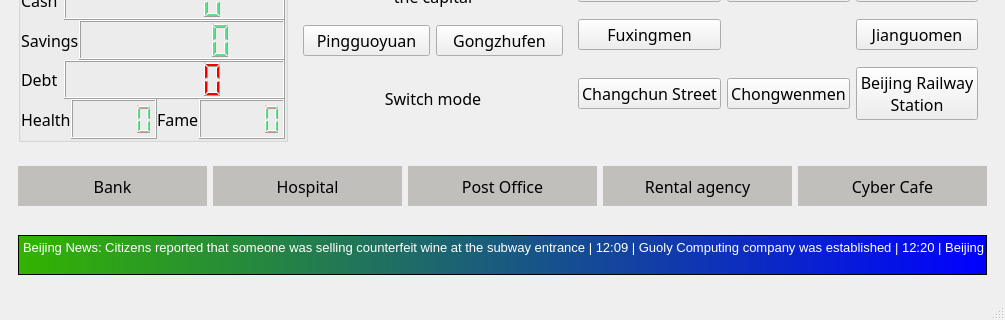
Above: form/main.ui from soda92/beijing_fushengji_rewrite before the change; both pictures show x 0 to 1005 and y 357 to 677 of the 1005 by 677 pixel window. Below: the same form after it.
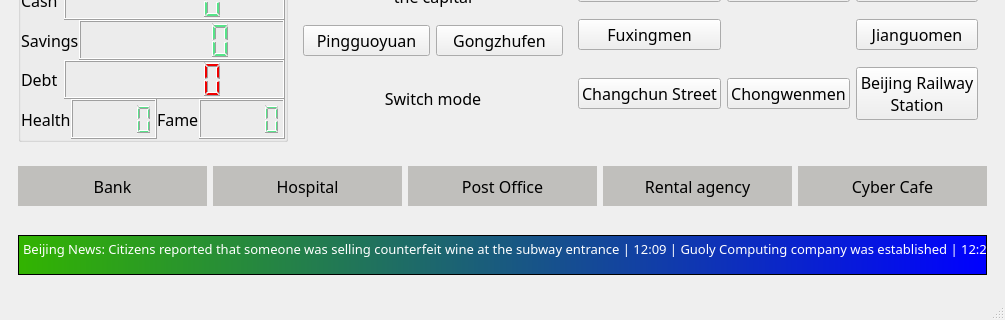
That is the form after the change. Icons and pictures are not drawn.

Patch:
```diff
--- a/form/main.ui
+++ b/form/main.ui
@@ -14,9 +14,7 @@
    <string>Beijing Life</string>
   </property>
   <property name="styleSheet">
-   <string notr="true">/* CAUTION: do not modify, this is for preview, main stylesheet set in code */
-
-QLabel, QPushButton {
+   <string notr="true">QLabel, QPushButton, QTextBrowser {
                 font: 12pt MiSans;
 }</string>
   </property>
@@ -754,8 +752,8 @@
 hr { height: 1px; border-width: 0; }
 li.unchecked::marker { content: &quot;\2610&quot;; }
 li.checked::marker { content: &quot;\2612&quot;; }
-&lt;/style&gt;&lt;/head&gt;&lt;body style=&quot; font-family:'Sans'; font-size:10pt; font-weight:400; font-style:normal;&quot;&gt;
-&lt;p style=&quot; margin-top:0px; margin-bottom:0px; margin-left:0px; margin-right:0px; -qt-block-indent:0; text-indent:0px;&quot;&gt;Beijing News: Citizens reported that someone was selling counterfeit wine at the subway entrance | 12:09 | Guoly Computing company was established | 12:20 | Beijing issued management regulations for the online antiques market | 21:8.10 | Guoly Computing company launched &amp;quot;Beijing Fushengji&amp;quot; survival strategy Games | 13:10 | Guoly Computing seeks venture capital (guoxh@hotmail.com) | 2:25.00 | Chengdu smuggled plane successfully bids for Beijingers | 2:45.50 | Capital agency: big predictions for Beijing property market next year | 3:55.00 | The auto industry is once again aggressively recruiting Beijing Automobile to pay a thousand-yuan adjustment | 13:6.25 | North Korea supports Beijing's bid to host the Olympics | 2:35 | Famous painter An Qianlei: A promise between Beijing and me | 8:28.30 | Discounted air tickets for 50 yuan You can fly from Beijing East to Changping | 16:2.30 | Beijing combines the ban on setting off fireworks and firecrackers with the love for animals | 13:35.00 | Beijing Computer Sports Lottery announced that the 1.2 billion grand prize was claimed by a man | 7:06.00 | Xicheng's &amp;quot;anti-pornography&amp;quot; The regular army takes action &amp;quot;quickly, accurately and ruthlessly&amp;quot; | 4:62.00 | Beijing police crack down on those who buy and sell fake cosmetics | 10:60.00 | Witnesses in Beijing: Vendors are rampant at subway entrances, and people say the relevant departments should take control | 2:19.50 | Imported toys and electronics Business website (ePlayMe.com) launched in Beijing | 20:1.80 | 200,000 teachers and students in the capital signed in support of the Olympic bid | 23:1.00 | &amp;quot;Beijing Pravda&amp;quot; recruitment reporters will undergo re-examination on Saturday | 5:04.15 | Thousand-year-old wine appears in Beijing The fragrance of counterfeit wine is the best | 9:16.00 | High-tech development in rural areas: VCD sellers gather in the capital | 4:00.00 | Seven major trends in parallel-imported mobile phones in Beijing attract scientists' attention | 7:12:5 | Beijing's environmentally friendly toilets enter the United States | 23 :50 (US Western Time) | Three ears were cut off after a fellow villager turned against him | 5:40 | Police raided in the early morning and seized 5,000 copies of &amp;quot;It Looks Really Fake&amp;quot; | 4:08 | Beijing's new fashion: Give away lottery tickets during the holidays | 19: 45 | College students working in Beijing proudly say: Our housing will be available for purchase in 100 years | 10:46 | Beijing has made great achievements in environmental protection, Shougang is more than 10 times more beautiful than the park | 7:13.00 | Citizen Uncle Zhang reflects that some people Selling &amp;quot;Shanghai Baby&amp;quot; at the subway entrance | 6:00 | The CEO of a company in Zhongguancun accidentally drank Shanxi fake liquor and passed out, and the date of entering NSDQ was postponed | 20:0.50 | &amp;quot;Universal Qigong Daily&amp;quot;: Registration for the crash course on sinking qi in Dantian has begun | 15 :50 | Public security in Beijing has reached a new level and it has been rated as the safest city in the world | 19:00.00 | Officials joked about why the phenomenon of arbitrary fees in Beijing disappeared | 20:00 | The Industry and Commerce Bureau investigated a pirated VCD den | 4:0:00 | American experts: Beijing’s air contains a variety of minerals and is rich in nutrients | 8:15:00 (US Eastern Time) | An expensive car turned out to be a smuggled car in Xiamen | 8:59:00 | College graduate job fair information: University of Posts and Telecommunications The supply of students exceeds the demand, and many IT companies are snatching people | 4:16:00 | Primary school students from all over the world gather in Beijing to see white pollution and sandstorms | 6:20:00 (Paris time) | Letter of thanks from Swan Lake: Beijingers saved wild swans | 6:18:00 | At the Hong Kong conference, Beijing was rated as the cleanest city | 6:48:00 | A good district chief who insists on &amp;quot;putting relatives second and talents first&amp;quot; | 2:32:85 | Experts say: FoxLoveChicken.com website will not go bankrupt and will be profitable in 2 years | 3:30 | Leaders say: Beijing’s roads are in good condition | 4:07 | Citizens complain about too many fake medical advertisements in Beijing newspapers | 5:53 | Chen Gou Miss Cat's &amp;quot;I Love Beijing's Hutongs&amp;quot; won the first place in the essay competition | 4:40 | Community residents warned thieves: Stop stealing bicycles | 10:85 | A police station in Beijing was accused of moving someone else's household registration without permission | 4:00 | Beijing A university adheres to the lifelong system of &amp;quot;doctoral supervisors&amp;quot; and is praised by American professors | 19:09 | The 150th issue of the Beijing Sports Lottery draws a special prize of 20,000 first prize | 5:63 | Archaeological excavation of &amp;quot;Yak Hutong&amp;quot; in Beijing , the live TV broadcast turned into a farce | 10:09 | Restaurants and other service industries will extend their business hours during Teachers’ Day in Beijing | 23:00 | Three hundred buildings in Beijing have achieved broadband access | 3:40 | Beijing public security improves the order of passenger transportation during the festival | 8:23 | There are millions of college students &amp;quot;working&amp;quot; in Zhongguancun | 2:00 | Our city's polluting enterprises have decreased by 12% compared with the previous year | 11:34 | The securities market has achieved a new breakthrough and annual financing has exceeded the trillion mark for the first time | 20:40 | Today End of news, replay in one minute | 14:24&lt;/p&gt;&lt;/body&gt;&lt;/html&gt;</string>
+&lt;/style&gt;&lt;/head&gt;&lt;body style=&quot; font-family:'MiSans'; font-size:12pt; font-weight:400; font-style:normal;&quot;&gt;
+&lt;p style=&quot; margin-top:0px; margin-bottom:0px; margin-left:0px; margin-right:0px; -qt-block-indent:0; text-indent:0px;&quot;&gt;&lt;span style=&quot; font-family:'Sans'; font-size:10pt;&quot;&gt;Beijing News: Citizens reported that someone was selling counterfeit wine at the subway entrance | 12:09 | Guoly Computing company was established | 12:20 | Beijing issued management regulations for the online antiques market | 21:8.10 | Guoly Computing company launched &amp;quot;Beijing Fushengji&amp;quot; survival strategy Games | 13:10 | Guoly Computing seeks venture capital (guoxh@hotmail.com) | 2:25.00 | Chengdu smuggled plane successfully bids for Beijingers | 2:45.50 | Capital agency: big predictions for Beijing property market next year | 3:55.00 | The auto industry is once again aggressively recruiting Beijing Automobile to pay a thousand-yuan adjustment | 13:6.25 | North Korea supports Beijing's bid to host the Olympics | 2:35 | Famous painter An Qianlei: A promise between Beijing and me | 8:28.30 | Discounted air tickets for 50 yuan You can fly from Beijing East to Changping | 16:2.30 | Beijing combines the ban on setting off fireworks and firecrackers with the love for animals | 13:35.00 | Beijing Computer Sports Lottery announced that the 1.2 billion grand prize was claimed by a man | 7:06.00 | Xicheng's &amp;quot;anti-pornography&amp;quot; The regular army takes action &amp;quot;quickly, accurately and ruthlessly&amp;quot; | 4:62.00 | Beijing police crack down on those who buy and sell fake cosmetics | 10:60.00 | Witnesses in Beijing: Vendors are rampant at subway entrances, and people say the relevant departments should take control | 2:19.50 | Imported toys and electronics Business website (ePlayMe.com) launched in Beijing | 20:1.80 | 200,000 teachers and students in the capital signed in support of the Olympic bid | 23:1.00 | &amp;quot;Beijing Pravda&amp;quot; recruitment reporters will undergo re-examination on Saturday | 5:04.15 | Thousand-year-old wine appears in Beijing The fragrance of counterfeit wine is the best | 9:16.00 | High-tech development in rural areas: VCD sellers gather in the capital | 4:00.00 | Seven major trends in parallel-imported mobile phones in Beijing attract scientists' attention | 7:12:5 | Beijing's environmentally friendly toilets enter the United States | 23 :50 (US Western Time) | Three ears were cut off after a fellow villager turned against him | 5:40 | Police raided in the early morning and seized 5,000 copies of &amp;quot;It Looks Really Fake&amp;quot; | 4:08 | Beijing's new fashion: Give away lottery tickets during the holidays | 19: 45 | College students working in Beijing proudly say: Our housing will be available for purchase in 100 years | 10:46 | Beijing has made great achievements in environmental protection, Shougang is more than 10 times more beautiful than the park | 7:13.00 | Citizen Uncle Zhang reflects that some people Selling &amp;quot;Shanghai Baby&amp;quot; at the subway entrance | 6:00 | The CEO of a company in Zhongguancun accidentally drank Shanxi fake liquor and passed out, and the date of entering NSDQ was postponed | 20:0.50 | &amp;quot;Universal Qigong Daily&amp;quot;: Registration for the crash course on sinking qi in Dantian has begun | 15 :50 | Public security in Beijing has reached a new level and it has been rated as the safest city in the world | 19:00.00 | Officials joked about why the phenomenon of arbitrary fees in Beijing disappeared | 20:00 | The Industry and Commerce Bureau investigated a pirated VCD den | 4:0:00 | American experts: Beijing’s air contains a variety of minerals and is rich in nutrients | 8:15:00 (US Eastern Time) | An expensive car turned out to be a smuggled car in Xiamen | 8:59:00 | College graduate job fair information: University of Posts and Telecommunications The supply of students exceeds the demand, and many IT companies are snatching people | 4:16:00 | Primary school students from all over the world gather in Beijing to see white pollution and sandstorms | 6:20:00 (Paris time) | Letter of thanks from Swan Lake: Beijingers saved wild swans | 6:18:00 | At the Hong Kong conference, Beijing was rated as the cleanest city | 6:48:00 | A good district chief who insists on &amp;quot;putting relatives second and talents first&amp;quot; | 2:32:85 | Experts say: FoxLoveChicken.com website will not go bankrupt and will be profitable in 2 years | 3:30 | Leaders say: Beijing’s roads are in good condition | 4:07 | Citizens complain about too many fake medical advertisements in Beijing newspapers | 5:53 | Chen Gou Miss Cat's &amp;quot;I Love Beijing's Hutongs&amp;quot; won the first place in the essay competition | 4:40 | Community residents warned thieves: Stop stealing bicycles | 10:85 | A police station in Beijing was accused of moving someone else's household registration without permission | 4:00 | Beijing A university adheres to the lifelong system of &amp;quot;doctoral supervisors&amp;quot; and is praised by American professors | 19:09 | The 150th issue of the Beijing Sports Lottery draws a special prize of 20,000 first prize | 5:63 | Archaeological excavation of &amp;quot;Yak Hutong&amp;quot; in Beijing , the live TV broadcast turned into a farce | 10:09 | Restaurants and other service industries will extend their business hours during Teachers’ Day in Beijing | 23:00 | Three hundred buildings in Beijing have achieved broadband access | 3:40 | Beijing public security improves the order of passenger transportation during the festival | 8:23 | There are millions of college students &amp;quot;working&amp;quot; in Zhongguancun | 2:00 | Our city's polluting enterprises have decreased by 12% compared with the previous year | 11:34 | The securities market has achieved a new breakthrough and annual financing has exceeded the trillion mark for the first time | 20:40 | Today End of news, replay in one minute | 14:24&lt;/span&gt;&lt;/p&gt;&lt;/body&gt;&lt;/html&gt;</string>
          </property>
         </widget>
        </item>
```
Left out of the diff: 2 changed lines with no effect on the pictures.
